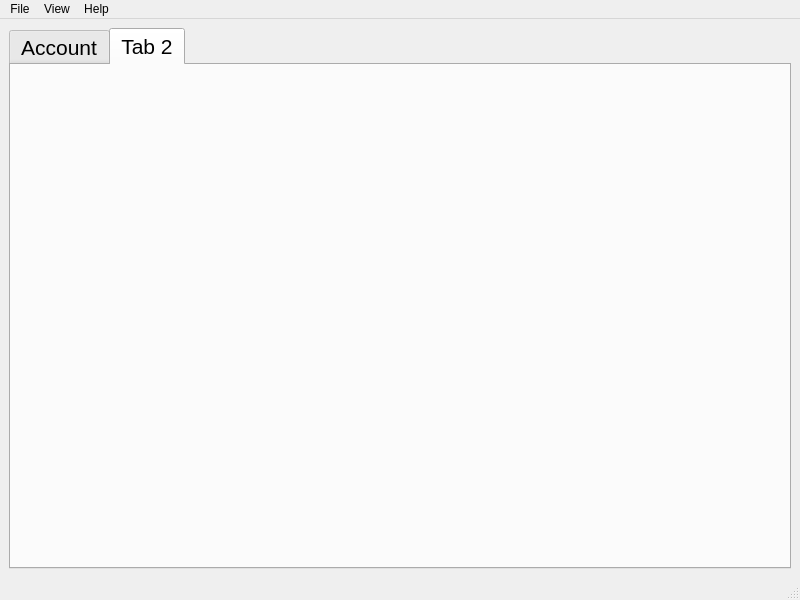
Before: the Qt Designer form gui.ui in zidanmahmoud/money_tracker, drawn with Qt 5.
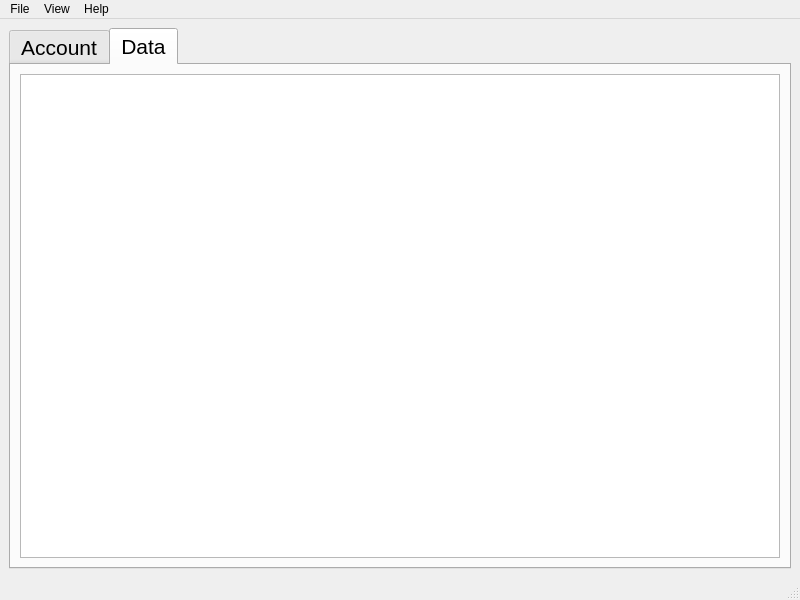
After: the same form once the commit is applied. The open tabs and pages were chosen to show the change. Icons and pictures are not drawn.

Commit message: add Data tab to GUI

What changed in the file:
```diff
--- a/gui.ui
+++ b/gui.ui
@@ -113,8 +113,13 @@
       </widget>
       <widget class="QWidget" name="tab_2">
        <attribute name="title">
-        <string>Tab 2</string>
+        <string>Data</string>
        </attribute>
+       <layout class="QGridLayout" name="layoutData">
+        <item row="0" column="0">
+         <widget class="QTableView" name="tableView"/>
+        </item>
+       </layout>
       </widget>
      </widget>
     </item>
```
Left out of the diff: 4 changed lines with no effect on the pictures. The commit also changes 2 other files.
